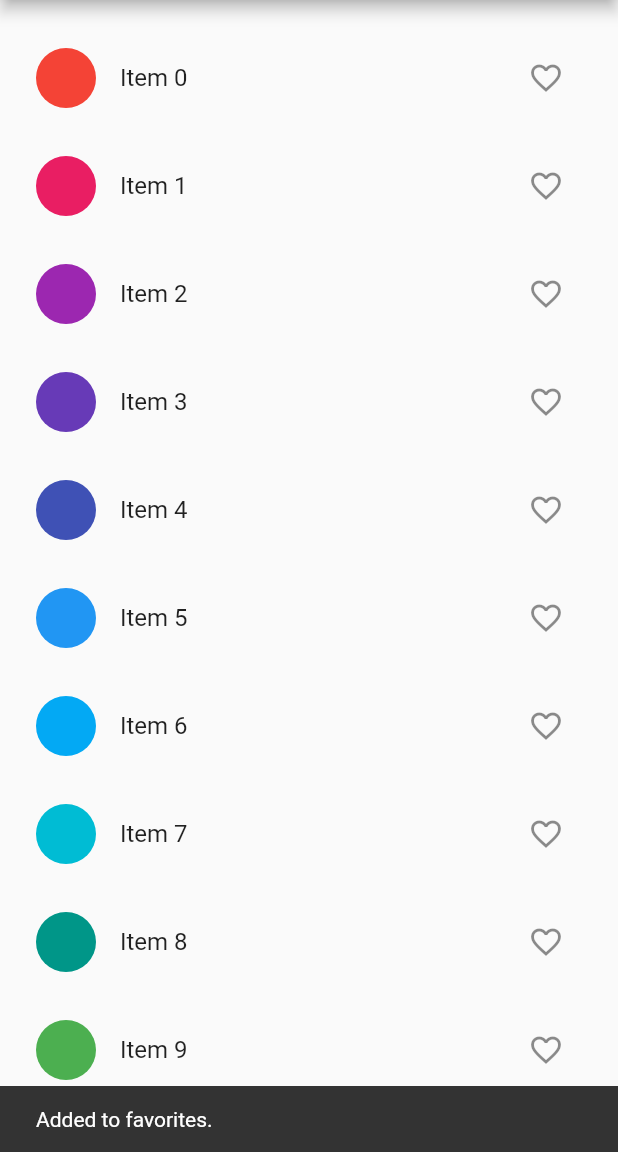
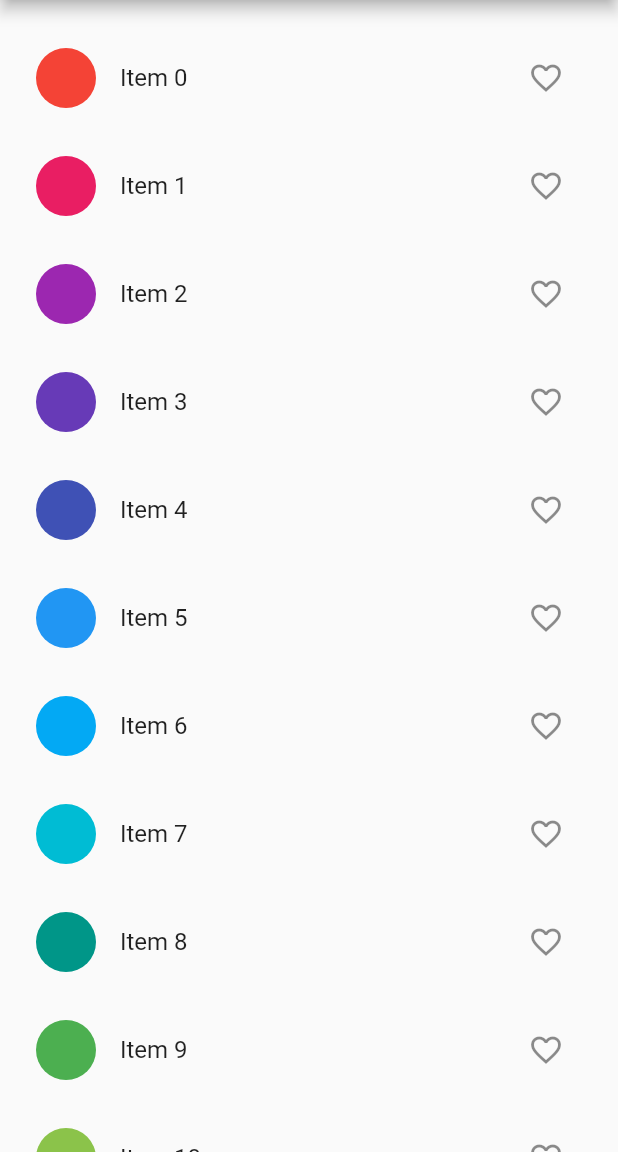
Before and after one commit to marikrg/demo_mobx, a Flutter app: the screen it shows after launch, after a tap on the "favorite outline" icon, on a phone screen of 412 x 824 dp, the part 84-1236 px from its top. Run offline on Flutter 3.47's test engine with Material 2 defaults, Android fonts, the light colour scheme and no system bars.

Commit message:
Remove snackbar for added/removed items

```diff
--- a/lib/views/product_item_widget.dart
+++ b/lib/views/product_item_widget.dart
@@ -31,14 +31,6 @@ class ProductItemWidget extends StatelessWidget {
             !favoritesList.items.contains(itemNo)
                 ? favoritesList.add(itemNo)
                 : favoritesList.remove(itemNo);
-            ScaffoldMessenger.of(context).showSnackBar(
-              SnackBar(
-                content: Text(favoritesList.items.contains(itemNo)
-                    ? 'Added to favorites.'
-                    : 'Removed from favorites.'),
-                duration: Duration(seconds: 1),
-              ),
-            );
           },
         ),
       ),
```
